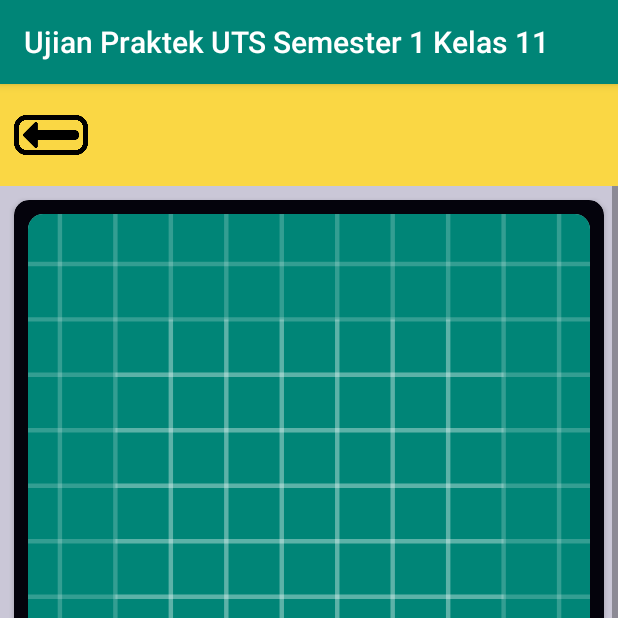
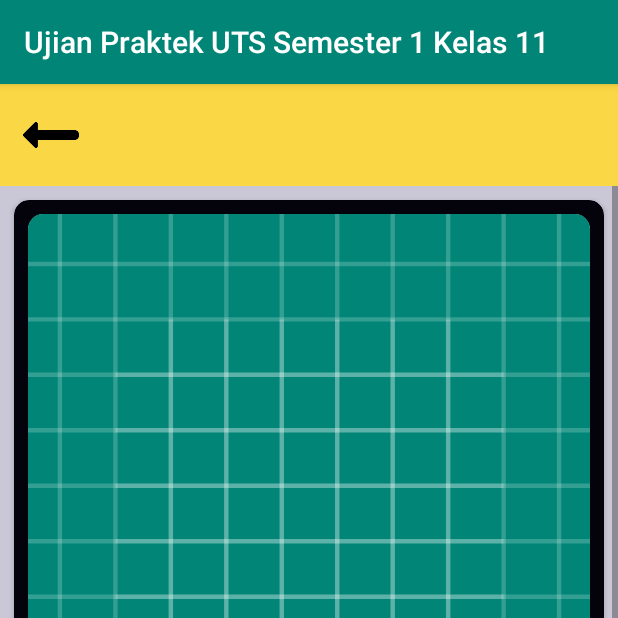
Before and after one commit to uchidd/Ujian-Praktek-UTS-Semester-1-Kelas-11, an Android app: the DetailsActivity screen opened directly, with no data from a screen before it, on a phone screen of 412 x 824 dp, the top half of it. Run offline under Robolectric (Android 15) with nearby library versions, the phone set to English and light mode, and no system bars.

Commit message:
@rkkhaerul

```diff
--- a/app/src/main/res/layout/activity_details.xml
+++ b/app/src/main/res/layout/activity_details.xml
@@ -18,8 +18,7 @@
             android:layout_width="49dp"
             android:layout_height="49dp"
             android:layout_alignParentLeft="true"
-            android:rotation="180"
-            android:src="@drawable/back" />
+            android:src="@drawable/back1" />
 
     </RelativeLayout>
 
```
Also changed, not shown: app/src/main/res/drawable/back.png (deleted), app/src/main/res/drawable/back1.png (added).
